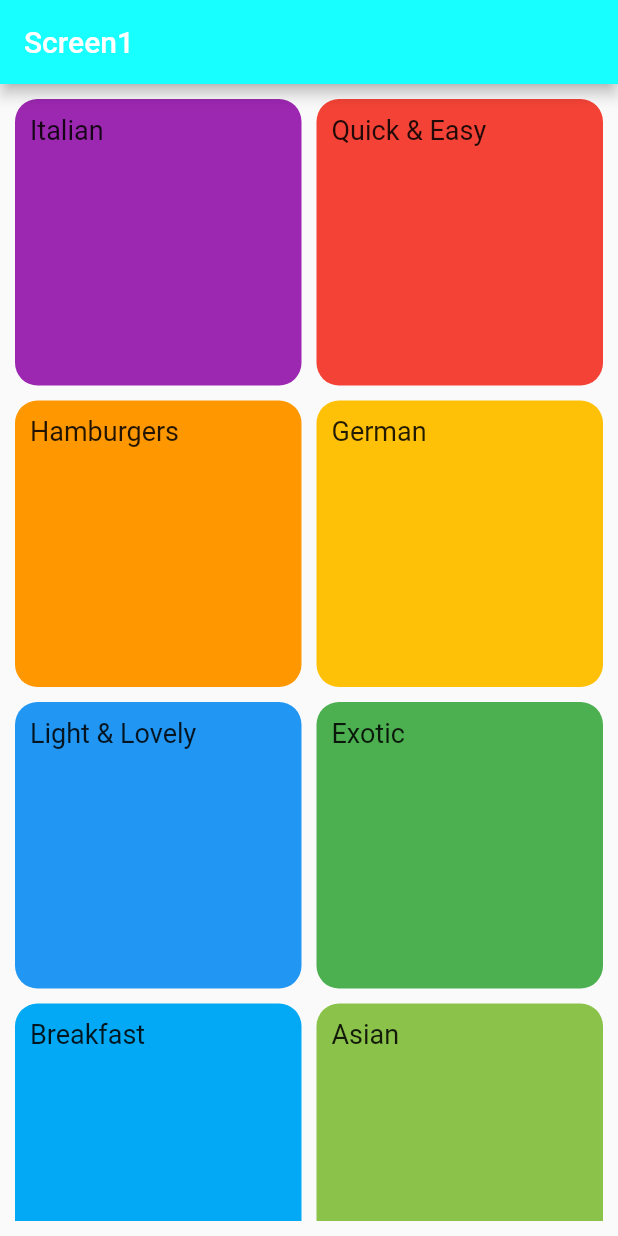
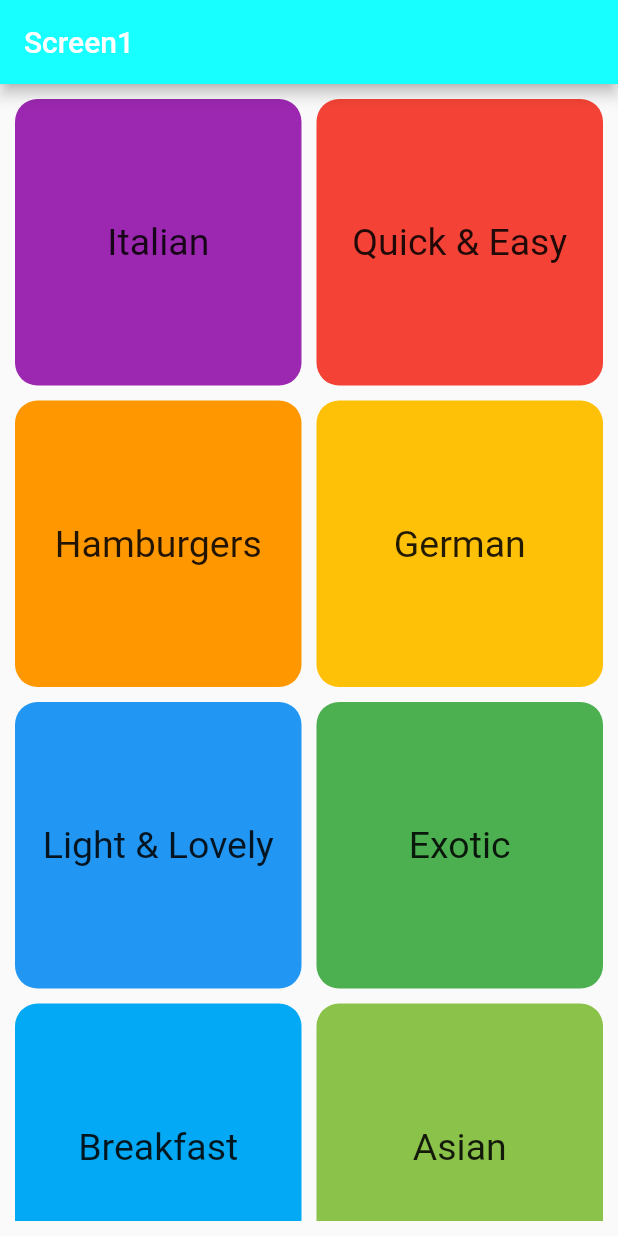
Before and after one commit to ArpitSahu01/Meals-App, a Flutter app: the screen it shows after launch, on a phone screen of 412 x 824 dp. Run offline on Flutter 3.47's test engine with Material 2 defaults, Android fonts, the phone set to English and light mode, and no system bars.

Commit message:
done some Styling to boxes in screen1

```diff
--- a/lib/Screen1.dart
+++ b/lib/Screen1.dart
@@ -30,6 +30,7 @@ class Screen1 extends StatelessWidget {
               splashColor: val.color,
               borderRadius: BorderRadius.circular(20),
               child: Container(
+                alignment: Alignment.center,
                 decoration: BoxDecoration(
                     borderRadius: BorderRadius.circular(15),
                     color: val.color),
@@ -37,7 +38,7 @@ class Screen1 extends StatelessWidget {
                   padding: const EdgeInsets.all(10),
                   child: Text(
                     val.title,
-                    style: const TextStyle(fontSize: 18),
+                    style: const TextStyle(fontSize: 25),
                   ),
                 ),
               ),
```
